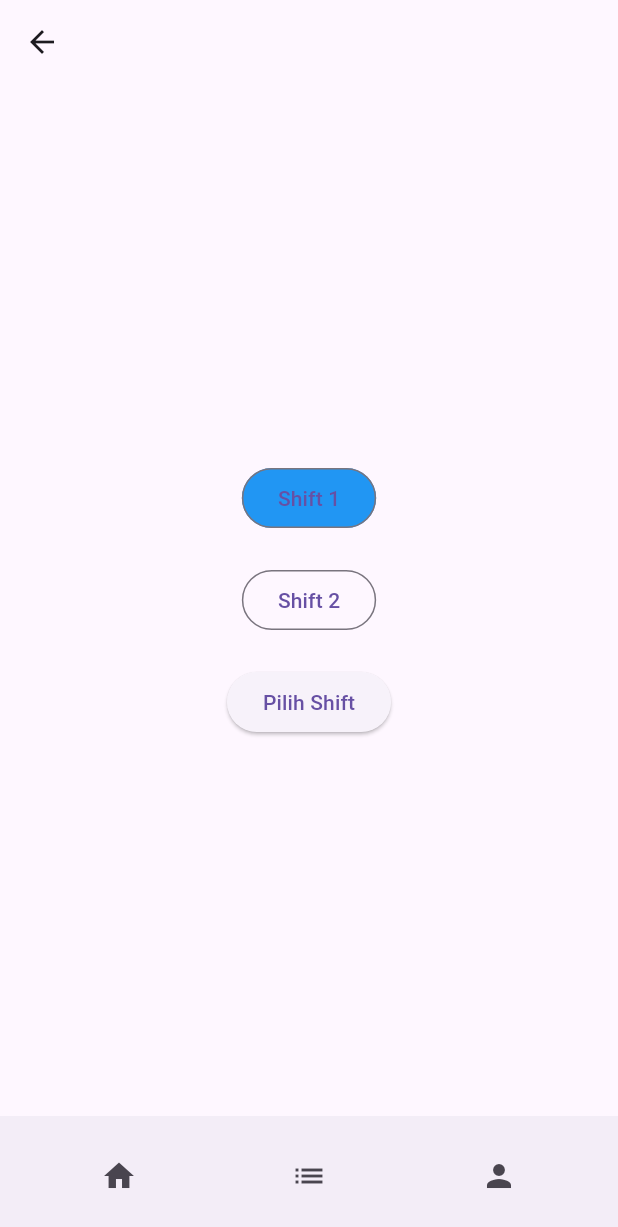
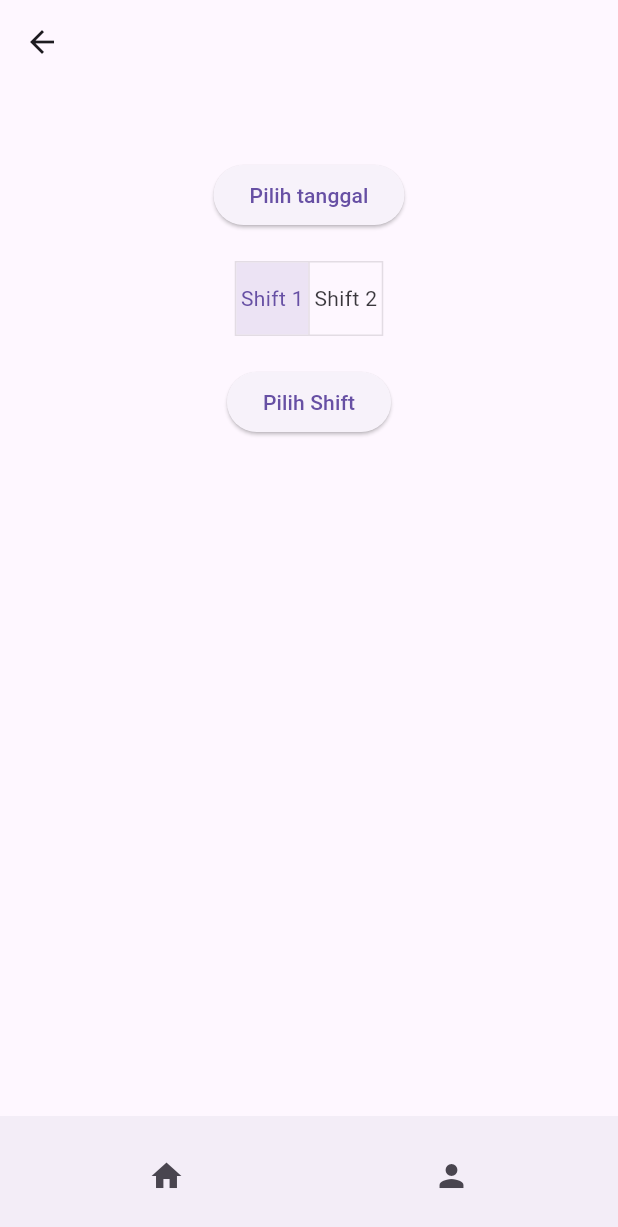
Before and after one commit to PinKevin/WII-FIX, a Flutter app: the DashboardPage screen opened by its route, after a tap on "Shift 1", on a phone screen of 412 x 824 dp. Shown: the top 1227 px of the screen. Run offline on Flutter 3.47's test engine with Material 3 defaults, Android fonts, the phone set to English and light mode, and no system bars; our stand-ins replace shared_preferences, supabase_flutter; accounts and stored records are empty.

Commit message:
Buat biar transaksi difilter menggunakan shift dan tanggal

```diff
--- a/lib/components/bottom_app_bar.dart
+++ b/lib/components/bottom_app_bar.dart
@@ -15,11 +15,6 @@ class BottomBar {
             // ignore: avoid_print
             IconButton(
                 onPressed: () {
-                  Navigator.pushReplacementNamed(context, '/orders');
-                },
-                icon: const Icon(Icons.list)),
-            IconButton(
-                onPressed: () {
                   Navigator.pushReplacementNamed(context, '/profile');
                 },
                 icon: const Icon(Icons.person))
--- a/lib/main.dart
+++ b/lib/main.dart
@@ -2,7 +2,6 @@ import 'package:flutter/material.dart';
 import 'package:wii/screens/dashboard.dart';
 import 'package:wii/screens/login.dart';
 import 'package:supabase_flutter/supabase_flutter.dart';
-import 'package:wii/screens/orders.dart';
 import 'package:wii/screens/profile.dart';
 
 Future<void> main() async {
@@ -30,7 +29,6 @@ class MainApp extends StatelessWidget {
       routes: {
         '/': (context) => const LoginPage(),
         '/dashboard': (context) => const DashboardPage(),
-        '/orders': (context) => const OrdersPage(),
         '/profile': (context) => const ProfilePage()
       },
     );
--- a/lib/screens/dashboard.dart
+++ b/lib/screens/dashboard.dart
@@ -2,6 +2,7 @@ import 'package:flutter/material.dart';
 import 'package:shared_preferences/shared_preferences.dart';
 import 'package:wii/components/bottom_app_bar.dart';
 import 'package:wii/main.dart';
+import 'package:wii/screens/orders.dart';
 
 class DashboardPage extends StatefulWidget {
   const DashboardPage({super.key});
@@ -13,6 +14,8 @@ class DashboardPage extends StatefulWidget {
 class _DashboardPageState extends State<DashboardPage> {
   bool shift1Selected = false;
   bool shift2Selected = false;
+
+  DateTime? selectedDate;
 
   Future<String?> _getNamapengguna() async {
     SharedPreferences prefs = await SharedPreferences.getInstance();
@@ -47,46 +50,41 @@ class _DashboardPageState extends State<DashboardPage> {
         ),
         body: Center(
             child: Column(
-          mainAxisAlignment: MainAxisAlignment.center,
+          mainAxisAlignment: MainAxisAlignment.start,
           children: [
-            OutlinedButton(
-              onPressed: () {
-                setState(() {
-                  shift1Selected = true;
-                  shift2Selected = false;
-                });
-              },
-              style: ButtonStyle(
-                backgroundColor: shift1Selected
-                    ? MaterialStateProperty.all(Colors.blue)
-                    : MaterialStateProperty.all(Colors.transparent),
-              ),
-              child: const Text('Shift 1'),
-            ),
-            const SizedBox(
-              height: 20,
-            ),
-            OutlinedButton(
-              onPressed: () {
-                setState(() {
-                  shift1Selected = false;
-                  shift2Selected = true;
-                });
-              },
-              style: ButtonStyle(
-                backgroundColor: shift2Selected
-                    ? MaterialStateProperty.all(Colors.blue)
-                    : MaterialStateProperty.all(Colors.transparent),
-              ),
-              child: const Text('Shift 2'),
-            ),
-            const SizedBox(
-              height: 20,
-            ),
+            const SizedBox(height: 50),
+            ElevatedButton(
+                onPressed: () => _selectDate(context),
+                child: Text(selectedDate != null
+                    ? 'Tanggal: ${selectedDate!.day}-${selectedDate!.month}-${selectedDate!.year}'
+                    : 'Pilih tanggal')),
+            const SizedBox(height: 20),
+            ToggleButtons(
+                isSelected: [shift1Selected, shift2Selected],
+                onPressed: (index) {
+                  setState(() {
+                    if (index == 0) {
+                      shift1Selected = true;
+                      shift2Selected = false;
+                    } else {
+                      shift1Selected = false;
+                      shift2Selected = true;
+                    }
+                  });
+                },
+                children: const [Text('Shift 1'), Text('Shift 2')]),
+            const SizedBox(height: 20),
             ElevatedButton(
                 onPressed: (shift1Selected || shift2Selected)
                     ? () {
-                        print('Halo');
+                        Navigator.push(
+                            context,
+                            MaterialPageRoute(
+                                builder: (context) => OrdersPage(
+                                      selectedDate: selectedDate,
+                                      shift1Selected: shift1Selected,
+                                      shift2Selected: shift2Selected,
+                                    )));
                       }
                     : null,
                 child: const Text('Pilih Shift'))
@@ -94,4 +92,18 @@ class _DashboardPageState extends State<DashboardPage> {
         )),
         bottomNavigationBar: BottomBar.showBottomAppBar(context));
   }
+
+  Future<void> _selectDate(BuildContext context) async {
+    final DateTime? pickedDate = await showDatePicker(
+        context: context,
+        initialDate: selectedDate ?? DateTime.now(),
+        firstDate: DateTime(2000),
+        lastDate: DateTime(2100));
+
+    if (pickedDate != null && pickedDate != selectedDate) {
+      setState(() {
+        selectedDate = pickedDate;
+      });
+    }
+  }
 }
```
Also changed, not shown: lib/screens/order_detail.dart (+19 -5 lines), lib/screens/orders.dart (+22 -4 lines).
